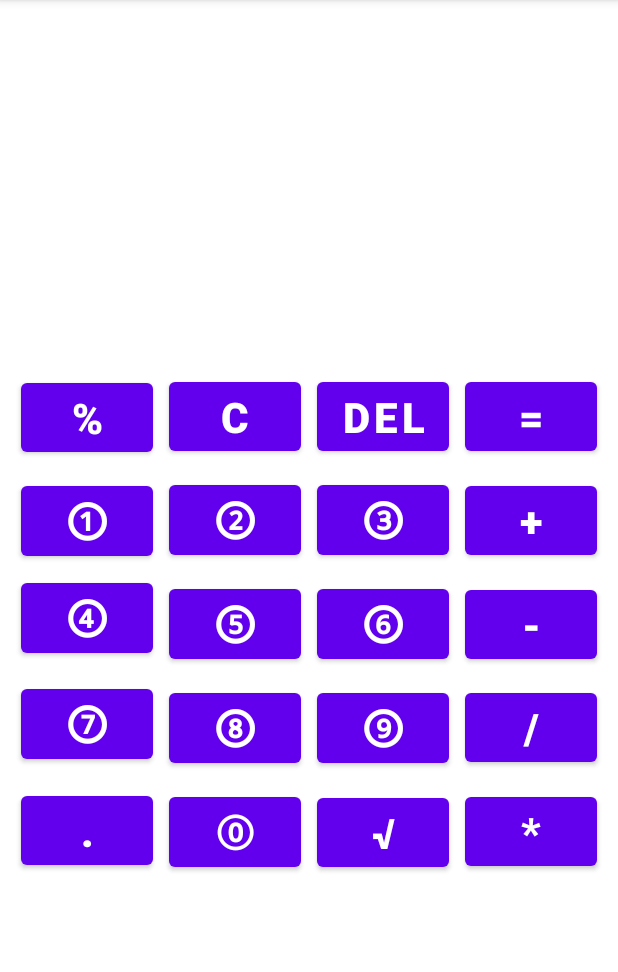
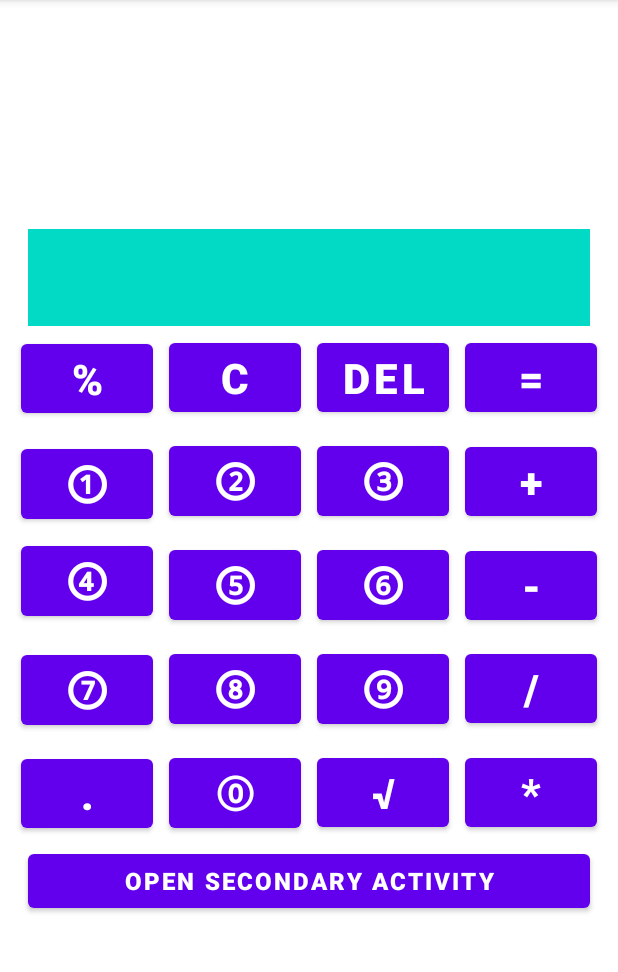
Before and after one commit to VladimPetrov/Calculator, an Android app: the screen it shows after launch (MainActivity), on a phone screen of 412 x 824 dp, the part 84-1056 px from its top. Run offline under Robolectric (Android 15) with nearby library versions, the phone set to English and light mode, and no system bars; 1 statement that could not run was skipped.

Commit message:
add secondary activity

```diff
--- a/app/src/main/AndroidManifest.xml
+++ b/app/src/main/AndroidManifest.xml
@@ -18,6 +18,9 @@
                 <category android:name="android.intent.category.LAUNCHER" />
             </intent-filter>
         </activity>
+        <activity android:name=".SecondActivity">
+
+        </activity>
     </application>
 
 </manifest>
--- a/app/src/main/java/ru/gb/calculator/MainActivity.java
+++ b/app/src/main/java/ru/gb/calculator/MainActivity.java
@@ -9,6 +9,7 @@ import android.widget.TextView;
 
 public class MainActivity extends AppCompatActivity {
 
+    private TextView screenCalculatorTextView = findViewById(R.id.screen_calculator_textview);
     //static String number
 
         @Override
@@ -19,7 +20,7 @@ public class MainActivity extends AppCompatActivity {
         }
 
         public void initParametrs() {
-            final TextView screenCalculatorTextView = findViewById(R.id.screen_calculator_textview);
+
             final Button oneButton = findViewById(R.id.one_button);
             final Button twoButton = findViewById(R.id.two_button);
             final Button threeButton = findViewById(R.id.three_button);
--- a/app/src/main/res/layout/activity_main.xml
+++ b/app/src/main/res/layout/activity_main.xml
@@ -14,6 +14,7 @@
         android:gravity="right"
         android:textSize="48sp"
         android:textStyle="bold"
+        android:background="@color/teal_200"
         app:layout_constraintBottom_toTopOf="@id/percent_button"
         app:layout_constraintEnd_toEndOf="parent"
         app:layout_constraintStart_toStartOf="parent"
@@ -238,7 +239,7 @@
         android:text="."
         android:textSize="28sp"
         android:textStyle="bold"
-        app:layout_constraintBottom_toBottomOf="parent"
+        app:layout_constraintBottom_toBottomOf="@id/open_second_activity"
         app:layout_constraintEnd_toStartOf="@+id/zero_button"
         app:layout_constraintStart_toStartOf="parent"
         app:layout_constraintTop_toBottomOf="@+id/seven_button" />
@@ -251,7 +252,7 @@
         android:text="⓪"
         android:textSize="28sp"
         android:textStyle="bold"
-        app:layout_constraintBottom_toBottomOf="parent"
+        app:layout_constraintBottom_toTopOf="@id/open_second_activity"
         app:layout_constraintEnd_toEndOf="@+id/square_root_button"
         app:layout_constraintStart_toEndOf="@+id/separator_button"
         app:layout_constraintTop_toBottomOf="@+id/eight_button" />
@@ -264,7 +265,7 @@
         android:text="√"
         android:textSize="28sp"
         android:textStyle="bold"
-        app:layout_constraintBottom_toBottomOf="parent"
+        app:layout_constraintBottom_toTopOf="@id/open_second_activity"
         app:layout_constraintEnd_toStartOf="@+id/multiplication_button"
         app:layout_constraintStart_toEndOf="@+id/zero_button"
         app:layout_constraintTop_toBottomOf="@+id/nine_button" />
@@ -277,10 +278,23 @@
         android:text="*"
         android:textSize="28sp"
         android:textStyle="bold"
-        app:layout_constraintBottom_toBottomOf="parent"
+        app:layout_constraintBottom_toTopOf="@id/open_second_activity"
         app:layout_constraintEnd_toEndOf="parent"
         app:layout_constraintStart_toEndOf="@+id/square_root_button"
         app:layout_constraintTop_toBottomOf="@+id/division_button" />
 
+    <Button
+        android:id="@+id/open_second_activity"
+        android:layout_width="0dp"
+        android:layout_height="wrap_content"
+        android:text="OPEN SECONDARY ACTIVITY"
+        android:textSize="16sp"
+        android:textStyle="bold"
+        app:layout_constraintBottom_toBottomOf="parent"
+        app:layout_constraintEnd_toEndOf="parent"
+        app:layout_constraintStart_toStartOf="parent"
+        app:layout_constraintTop_toBottomOf="@id/separator_button"
+        app:layout_constraintWidth_percent="0.95" />
+
 
 </androidx.constraintlayout.widget.ConstraintLayout>
```
Also changed, not shown: app/src/main/java/ru/gb/calculator/SecondActivity.java (added, +15 -0 lines), app/src/main/res/layout/activity_second.xml (added, +26 -0 lines).
